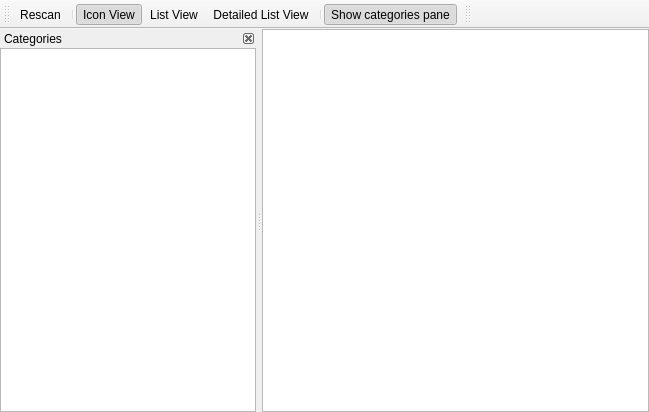
Before: the Qt Designer form testgui.ui in ssokolow/game_launcher, drawn with Qt 5.
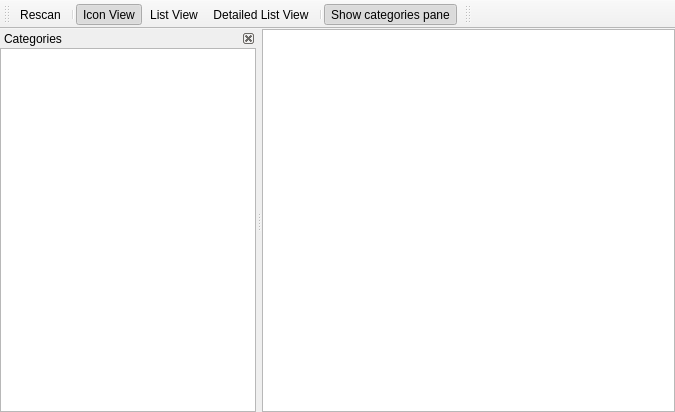
After: the same form once the commit is applied. Icons and pictures are not drawn. Custom widgets are drawn as their Qt base class.

Diff of the .ui file:
```diff
--- a/testgui.ui
+++ b/testgui.ui
@@ -6,7 +6,7 @@
    <rect>
     <x>0</x>
     <y>0</y>
-    <width>649</width>
+    <width>675</width>
     <height>412</height>
    </rect>
   </property>
```
Left out of the diff: 3 changed lines with no effect on the pictures.
